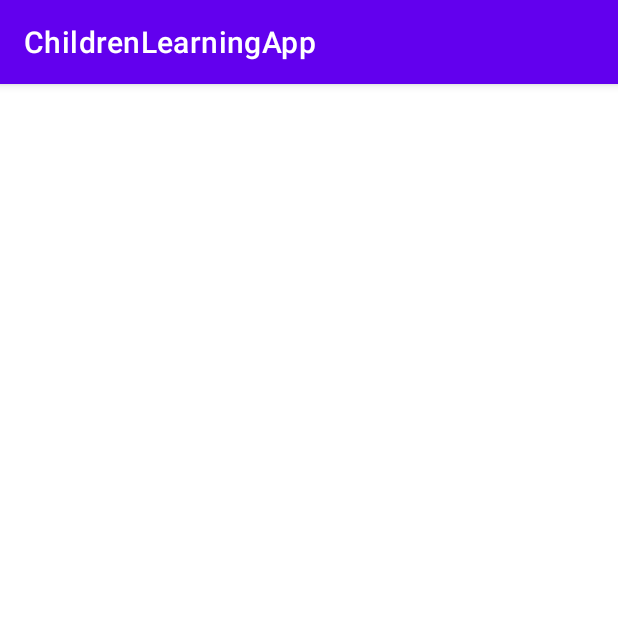
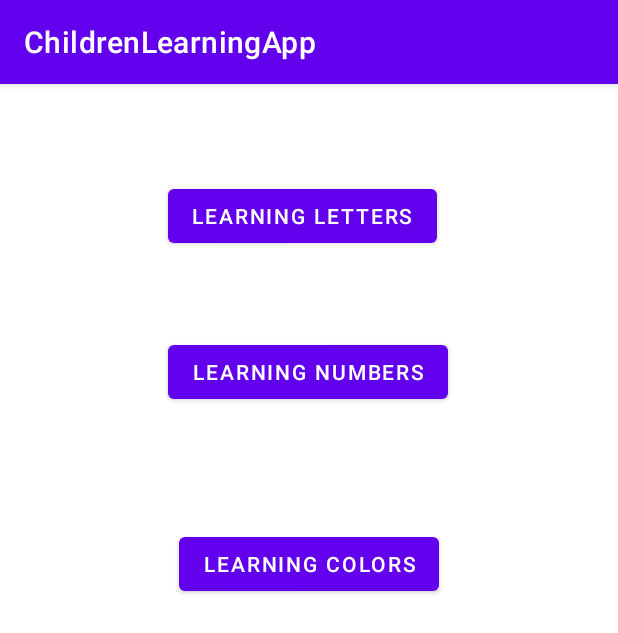
Before and after one commit to Austin-Earl-Private/ChildrenLearningApp, an Android app: the GameMenu screen opened directly, with no data from a screen before it, on a phone screen of 412 x 824 dp. Shown: the top 633 px of the screen. Run offline under Robolectric (Android 15) with nearby library versions, the phone set to English and light mode, and no system bars.

```diff
--- a/app/src/main/AndroidManifest.xml
+++ b/app/src/main/AndroidManifest.xml
@@ -9,10 +9,11 @@
         android:roundIcon="@mipmap/ic_launcher_round"
         android:supportsRtl="true"
         android:theme="@style/Theme.ChildrenLearningApp">
+        <activity android:name=".LetterGame"></activity>
         <activity
             android:name=".FirstLogin"
             android:label="@string/title_activity_first_login"
-            android:theme="@style/Theme.ChildrenLearningApp.NoActionBar"></activity>
+            android:theme="@style/Theme.ChildrenLearningApp.NoActionBar" />
         <activity android:name=".GameMenu" />
         <activity android:name=".MainActivity">
             <intent-filter>
--- a/app/src/main/java/edu/byui/childrenlearningapp/MainActivity.java
+++ b/app/src/main/java/edu/byui/childrenlearningapp/MainActivity.java
@@ -6,7 +6,6 @@ import android.content.Context;
 import android.content.Intent;
 import android.content.SharedPreferences;
 import android.os.Bundle;
-import android.util.Log;
 import android.view.View;
 import android.widget.EditText;
 import android.widget.TextView;
@@ -60,7 +59,7 @@ public class MainActivity extends AppCompatActivity {
     public void getData(View btnAction){
         EditText getName = findViewById(R.id.txtName);
         EditText getAge = findViewById(R.id.txtAge);
-        TextView display = findViewById(R.id.txtDisplay);
+        TextView display = findViewById(R.id.txtDisplayName);
 
         Child user = new Child();
 
@@ -90,7 +89,7 @@ public class MainActivity extends AppCompatActivity {
         String childName = preferences.getString(NAME, null);
         String childAge = preferences.getString(AGE, null);
 
-        TextView display = findViewById(R.id.txtDisplay);
+        TextView display = findViewById(R.id.txtDisplayName);
 
         display.setText("Child name: "+childName+"\nChild age: "+childAge);
 
--- a/app/src/main/res/layout/activity_game_menu.xml
+++ b/app/src/main/res/layout/activity_game_menu.xml
@@ -6,4 +6,36 @@
     android:layout_height="match_parent"
     tools:context=".GameMenu">
 
+    <Button
+        android:id="@+id/btnLetters"
+        android:layout_width="wrap_content"
+        android:layout_height="wrap_content"
+        android:layout_marginTop="64dp"
+        android:onClick="starLetterGame"
+        android:text="Learning Letters"
+        app:layout_constraintEnd_toEndOf="parent"
+        app:layout_constraintHorizontal_bias="0.48"
+        app:layout_constraintStart_toStartOf="parent"
+        app:layout_constraintTop_toTopOf="parent" />
+
+    <Button
+        android:id="@+id/btnNumbers"
+        android:layout_width="wrap_content"
+        android:layout_height="wrap_content"
+        android:layout_marginTop="56dp"
+        android:text="Learning Numbers"
+        app:layout_constraintEnd_toEndOf="parent"
+        app:layout_constraintHorizontal_bias="0.497"
+        app:layout_constraintStart_toStartOf="parent"
+        app:layout_constraintTop_toBottomOf="@+id/btnLetters" />
+
+    <Button
+        android:id="@+id/btnColor"
+        android:layout_width="wrap_content"
+        android:layout_height="wrap_content"
+        android:layout_marginTop="80dp"
+        android:text="Learning Colors"
+        app:layout_constraintEnd_toEndOf="parent"
+        app:layout_constraintStart_toStartOf="parent"
+        app:layout_constraintTop_toBottomOf="@+id/btnNumbers" />
 </androidx.constraintlayout.widget.ConstraintLayout>
--- a/app/src/main/res/layout/activity_main.xml
+++ b/app/src/main/res/layout/activity_main.xml
@@ -20,7 +20,7 @@
         app:layout_constraintTop_toTopOf="parent" />
 
     <TextView
-        android:id="@+id/txtDisplay"
+        android:id="@+id/txtDisplayName"
         android:layout_width="wrap_content"
         android:layout_height="wrap_content"
         android:layout_marginTop="80dp"
@@ -39,7 +39,7 @@
         android:text="@string/set_data"
         app:layout_constraintEnd_toEndOf="parent"
         app:layout_constraintStart_toStartOf="parent"
-        app:layout_constraintTop_toBottomOf="@+id/txtDisplay" />
+        app:layout_constraintTop_toBottomOf="@+id/txtDisplayName" />
 
     <EditText
         android:id="@+id/txtAge"
--- a/app/src/main/res/layout/content_first_login.xml
+++ b/app/src/main/res/layout/content_first_login.xml
@@ -66,5 +66,6 @@
         android:layout_marginTop="60dp"
         android:text="@string/let_s_begin"
         app:layout_constraintStart_toStartOf="parent"
-        app:layout_constraintTop_toBottomOf="@+id/child_age" />
+        app:layout_constraintTop_toBottomOf="@+id/child_age"
+        android:onClick="setData"/>
 </androidx.constraintlayout.widget.ConstraintLayout>
```
Also changed, not shown: app/src/main/java/edu/byui/childrenlearningapp/FirstLogin.java (+50 -3 lines), app/src/main/java/edu/byui/childrenlearningapp/GameMenu.java (+7 -0 lines), app/src/main/java/edu/byui/childrenlearningapp/LetterGame.java (added, +30 -0 lines), app/src/main/res/layout/activity_letter_game.xml (added, +32 -0 lines).
